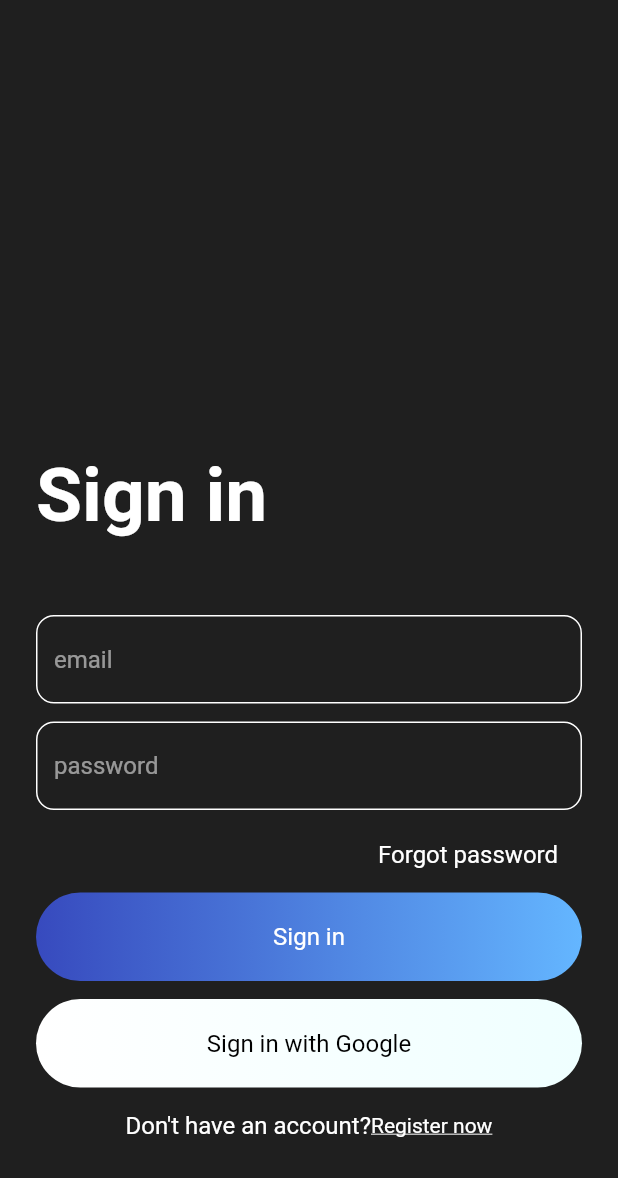
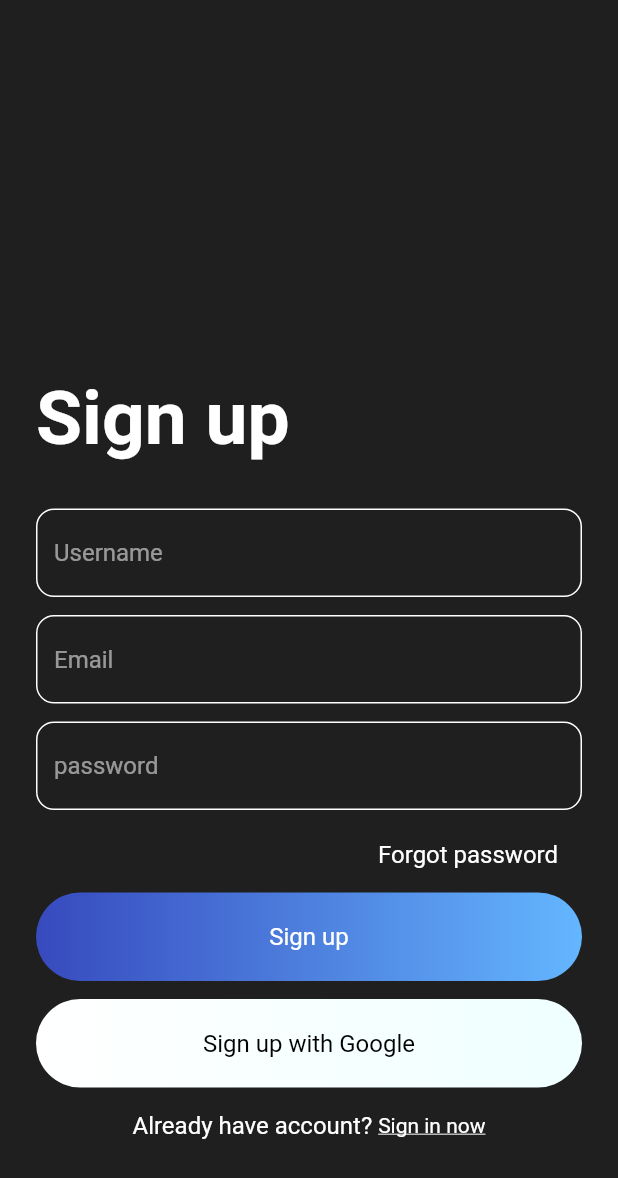
Before and after one commit to hemidvsmusayev/Chatify-firebase, a Flutter app: the screen it shows after launch, on a phone screen of 412 x 824 dp. Shown: the top 1178 px of the screen. Run offline on Flutter 3.47's test engine with Material 2 defaults, Android fonts, the phone set to English and light mode, and no system bars.

Commit message:
initial commit

```diff
--- a/lib/main.dart
+++ b/lib/main.dart
@@ -1,4 +1,5 @@
 import 'package:chat_app/screens/sign_in.dart';
+import 'package:chat_app/screens/sign_up.dart';
 import 'package:flutter/material.dart';
 
 void main() {
@@ -17,7 +18,7 @@ class MyApp extends StatelessWidget {
         primarySwatch: Colors.blue,
         visualDensity: VisualDensity.adaptivePlatformDensity,
       ),
-      home: SignIn(),
+      home: SignUp(),
     );
   }
 }
--- a/lib/screens/sign_up.dart
+++ b/lib/screens/sign_up.dart
@@ -0,0 +1,106 @@
+import 'package:chat_app/wigdets/input_decoration.dart';
+import 'package:chat_app/wigdets/text_style.dart';
+import 'package:flutter/material.dart';
+
+class SignUp extends StatefulWidget {
+  @override
+  _SignUpState createState() => _SignUpState();
+}
+
+class _SignUpState extends State<SignUp> {
+  TextEditingController txtName = TextEditingController();
+  TextEditingController txtEmail = TextEditingController();
+  TextEditingController txtPassword = TextEditingController();
+
+  @override
+  Widget build(BuildContext context) {
+    return Scaffold(
+      body: SingleChildScrollView(
+        child: Container(
+          height: MediaQuery.of(context).size.height - 40,
+          padding: EdgeInsets.all(24),
+          child: Column(
+            mainAxisAlignment: MainAxisAlignment.end,
+            children: <Widget>[
+              Container(
+                  alignment: Alignment.centerLeft,
+                  child: Text("Sign up", style: largeTextStyle())),
+              SizedBox(
+                height: 30,
+              ),
+              TextField(
+                  controller: txtName,
+                  style: simpleTextStyle(),
+                  decoration: buildInputDecoration("Username")),
+              SizedBox(
+                height: 12,
+              ),
+              TextField(
+                  controller: txtEmail,
+                  style: simpleTextStyle(),
+                  decoration: buildInputDecoration("Email")),
+              SizedBox(
+                height: 12,
+              ),
+              TextField(
+                  controller: txtPassword,
+                  style: simpleTextStyle(),
+                  decoration: buildInputDecoration("password")),
+              SizedBox(
+                height: 12,
+              ),
+              Container(
+                padding: EdgeInsets.symmetric(horizontal: 16, vertical: 8),
+                alignment: Alignment.centerRight,
+                child: Text("Forgot password", style: simpleTextStyle()),
+              ),
+              SizedBox(
+                height: 8,
+              ),
+              Container(
+                alignment: Alignment.center,
+                width: MediaQuery.of(context).size.width,
+                padding: EdgeInsets.symmetric(vertical: 20),
+                decoration: BoxDecoration(
+                    gradient: LinearGradient(
+                      colors: [Color(0xff374ABE), Color(0xff64B6FF)],
+                    ),
+                    borderRadius: BorderRadius.circular(30)),
+                child: Text("Sign up", style: simpleTextStyle()),
+              ),
+              SizedBox(
+                height: 12,
+              ),
+              Container(
+                alignment: Alignment.center,
+                width: MediaQuery.of(context).size.width,
+                padding: EdgeInsets.symmetric(vertical: 20),
+                decoration: BoxDecoration(
+                    gradient: LinearGradient(
+                      colors: [Color(0xffffffff), Color(0xffefffff)],
+                    ),
+                    borderRadius: BorderRadius.circular(30)),
+                child: Text("Sign up with Google", style: mediumTextStyle()),
+              ),
+              SizedBox(
+                height: 16,
+              ),
+              Row(
+                mainAxisAlignment: MainAxisAlignment.center,
+                children: <Widget>[
+                  Text("Already have account? ", style: simpleTextStyle()),
+                  Text(
+                    "Sign in now",
+                    style: TextStyle(
+                        decoration: TextDecoration.underline,
+                        color: Colors.white),
+                  )
+                ],
+              )
+            ],
+          ),
+        ),
+      ),
+    );
+  }
+}
```
Also changed, not shown: lib/screens/sign_in.dart (+7 -2 lines), 3 other files.
